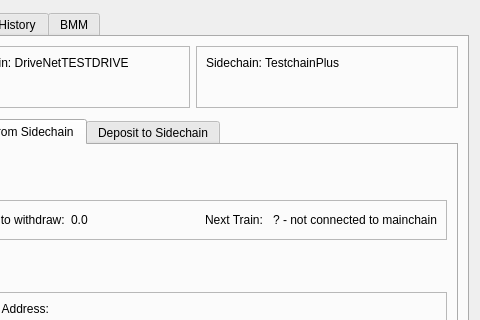
Qt form src/qt/forms/sidechainpage.ui (skydogenet/sidechains) before a commit; both pictures show x 94 to 574 and y 0 to 320 of the 574 by 510 pixel window.
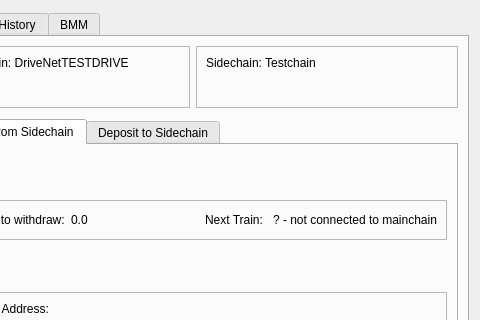
The same form after that commit. Icons and pictures are not drawn. Custom widgets are drawn as their Qt base class.

```diff
--- a/src/qt/forms/sidechainpage.ui
+++ b/src/qt/forms/sidechainpage.ui
@@ -397,7 +397,7 @@
           <item row="0" column="0">
            <widget class="QLabel" name="label_2">
             <property name="text">
-             <string>Sidechain: TestchainPlus</string>
+             <string>Sidechain: Testchain</string>
             </property>
            </widget>
           </item>
```
